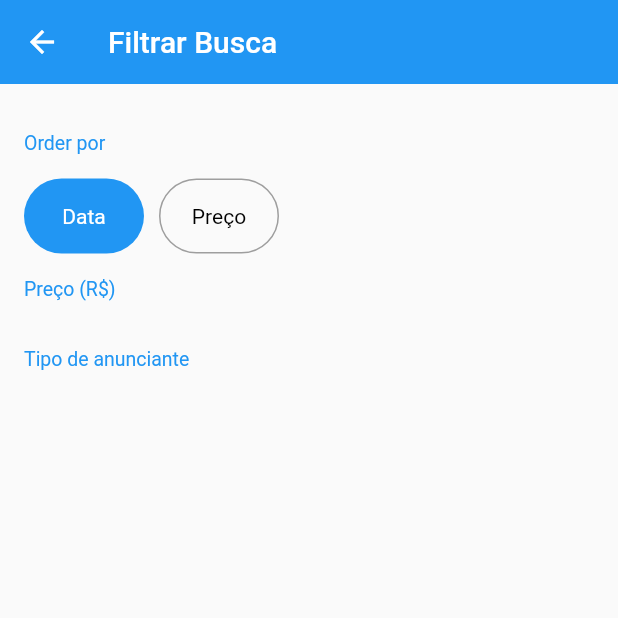
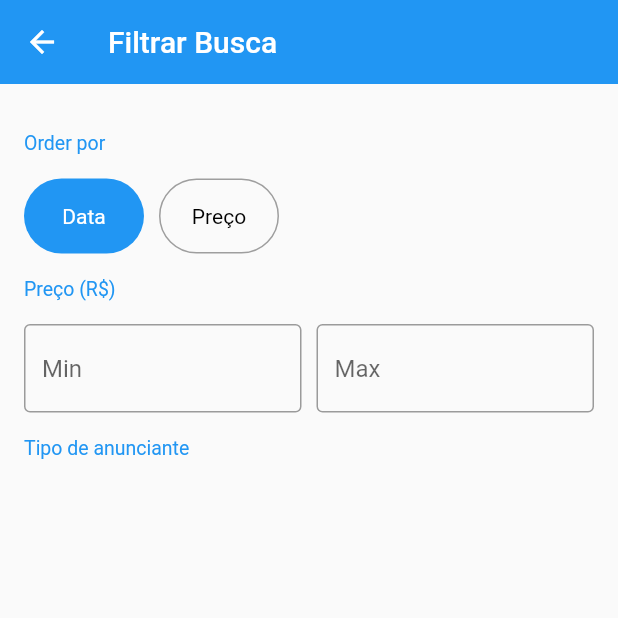
Before and after one commit to dieinimymaganha/olx, a Flutter app: the FilterScreen screen opened directly, on a phone screen of 412 x 824 dp, the top half of it. Run offline on Flutter 3.47's test engine with Material 2 defaults, Android fonts, the phone set to English and light mode, and no system bars; our stand-ins replace brasil_fields, rxdart.

Commit message:
247 - 9 - Criando o campo da Faixa de Preço

```diff
--- /dev/null
+++ b/xlo/lib/helpers/format_field.dart
@@ -0,0 +1,3 @@
+String getSanitizedText(String text){
+  return text.replaceAll(RegExp(r'[^\d]'), '');
+}
--- a/xlo/lib/screens/filter/filter_screen.dart
+++ b/xlo/lib/screens/filter/filter_screen.dart
@@ -3,6 +3,7 @@ import 'package:xlo/models/filter.dart';
 import 'package:xlo/screens/filter/widget/section_title.dart';
 
 import 'widget/order_by_field.dart';
+import 'widget/price_range_field.dart';
 
 class FilterScreen extends StatefulWidget {
   @override
@@ -35,6 +36,7 @@ class _FilterScreenState extends State<FilterScreen> {
                 ),
 
                 const SectionTitle(title: 'Preço (R\$)'),
+                PriceRangeField(),
                 const SectionTitle(title: 'Tipo de anunciante'),
               ],
             ),
--- /dev/null
+++ b/xlo/lib/screens/filter/widget/price_range_field.dart
@@ -0,0 +1,53 @@
+import 'package:brasil_fields/brasil_fields.dart';
+import 'package:flutter/material.dart';
+import 'package:flutter/services.dart';
+import 'package:xlo/helpers/format_field.dart';
+
+class PriceRangeField extends StatelessWidget {
+  @override
+  Widget build(BuildContext context) {
+    return Row(
+      children: <Widget>[
+        Expanded(
+          child: TextFormField(
+            decoration: const InputDecoration(
+                border: OutlineInputBorder(), hintText: 'Min'),
+            keyboardType: const TextInputType.numberWithOptions(decimal: false),
+            inputFormatters: [
+              WhitelistingTextInputFormatter.digitsOnly,
+              RealInputFormatter(centavos: false),
+            ],
+            initialValue: null,
+            onSaved: (s) {},
+            validator: (s) {
+              if(s.isNotEmpty && int.tryParse(getSanitizedText(s)) == null){
+                return 'Utilize valores válidos';
+              }
+              return null;
+            },
+          ),
+        ),
+        const SizedBox(width: 10,),
+        Expanded(
+          child: TextFormField(
+            decoration: const InputDecoration(
+                border: OutlineInputBorder(), hintText: 'Max'),
+            keyboardType: const TextInputType.numberWithOptions(decimal: false),
+            inputFormatters: [
+              WhitelistingTextInputFormatter.digitsOnly,
+              RealInputFormatter(centavos: false),
+            ],
+            initialValue: null,
+            onSaved: (s) {},
+            validator: (s) {
+              if(s.isNotEmpty && int.tryParse(getSanitizedText(s)) == null){
+                return 'Utilize valores válidos';
+              }
+              return null;
+            },
+          ),
+        ),
+      ],
+    );
+  }
+}
```
